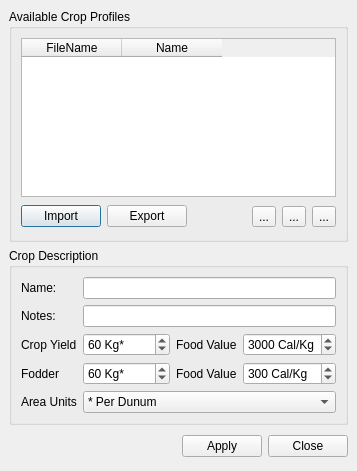
Before: the Qt Designer form src/ui/lacropmanagerbase.ui in arkygeek/landuseanalyst, drawn with Qt 5.
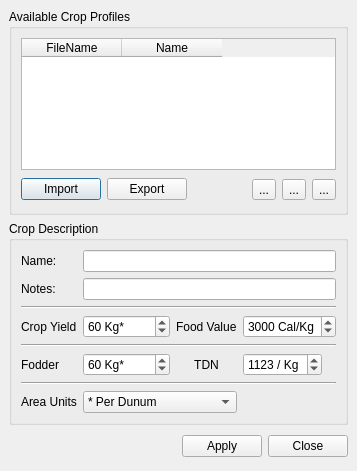
After: the same form once the commit is applied. Icons and pictures are not drawn.

Patch:
```diff
--- a/src/ui/lacropmanagerbase.ui
+++ b/src/ui/lacropmanagerbase.ui
@@ -22,6 +22,19 @@
    <property name="spacing" >
     <number>6</number>
    </property>
+   <item row="2" column="0" >
+    <spacer>
+     <property name="orientation" >
+      <enum>Qt::Horizontal</enum>
+     </property>
+     <property name="sizeHint" >
+      <size>
+       <width>31</width>
+       <height>31</height>
+      </size>
+     </property>
+    </spacer>
+   </item>
    <item row="1" column="0" colspan="3" >
     <widget class="QGroupBox" name="groupBoxPlantDescription" >
      <property name="whatsThis" >
@@ -41,7 +54,20 @@
       <property name="spacing" >
        <number>6</number>
       </property>
-      <item row="4" column="1" colspan="3" >
+      <item row="7" column="3" >
+       <spacer>
+        <property name="orientation" >
+         <enum>Qt::Horizontal</enum>
+        </property>
+        <property name="sizeHint" >
+         <size>
+          <width>40</width>
+          <height>20</height>
+         </size>
+        </property>
+       </spacer>
+      </item>
+      <item row="7" column="1" colspan="2" >
        <widget class="QComboBox" name="comboBoxYieldUnits" >
         <property name="sizePolicy" >
          <sizepolicy>
@@ -76,11 +102,109 @@
         </item>
        </widget>
       </item>
+      <item row="6" column="0" colspan="4" >
+       <widget class="Line" name="line_3" >
+        <property name="orientation" >
+         <enum>Qt::Horizontal</enum>
+        </property>
+       </widget>
+      </item>
+      <item row="2" column="0" colspan="4" >
+       <widget class="Line" name="line_2" >
+        <property name="orientation" >
+         <enum>Qt::Horizontal</enum>
+        </property>
+       </widget>
+      </item>
+      <item row="4" column="0" colspan="4" >
+       <widget class="Line" name="line" >
+        <property name="orientation" >
+         <enum>Qt::Horizontal</enum>
+        </property>
+       </widget>
+      </item>
+      <item row="7" column="0" >
+       <widget class="QLabel" name="label_3" >
+        <property name="text" >
+         <string>Area Units</string>
+        </property>
+       </widget>
+      </item>
+      <item row="0" column="0" >
+       <widget class="QLabel" name="label" >
+        <property name="text" >
+         <string>Name:</string>
+        </property>
+       </widget>
+      </item>
+      <item row="1" column="0" >
+       <widget class="QLabel" name="label_4" >
+        <property name="text" >
+         <string>Notes:</string>
+        </property>
+       </widget>
+      </item>
+      <item row="0" column="1" colspan="3" >
+       <widget class="QLineEdit" name="leName" >
+        <property name="whatsThis" >
+         <string>&lt;html>&lt;head>&lt;meta name="qrichtext" content="1" />&lt;style type="text/css">
+p, li { white-space: pre-wrap; }
+&lt;/style>&lt;/head>&lt;body style=" font-family:'Sans Serif'; font-size:9pt; font-weight:400; font-style:normal; text-decoration:none;">
+&lt;p style=" margin-top:0px; margin-bottom:0px; margin-left:0px; margin-right:0px; -qt-block-indent:0; text-indent:0px;">Enter the name of the crop you are defining in this field. You do not need a unique name. You can have, for example, 10 crops defined, all named "Wheat". LandUse Analyst uses a special method of saving the crops to eliminate the issue of duplicate filenames.&lt;/p>&lt;/body>&lt;/html></string>
+        </property>
+       </widget>
+      </item>
+      <item row="1" column="1" colspan="3" >
+       <widget class="QLineEdit" name="leDescription" >
+        <property name="whatsThis" >
+         <string>&lt;html>&lt;head>&lt;meta name="qrichtext" content="1" />&lt;style type="text/css">
+p, li { white-space: pre-wrap; }
+&lt;/style>&lt;/head>&lt;body style=" font-family:'Sans Serif'; font-size:9pt; font-weight:400; font-style:normal; text-decoration:none;">
+&lt;p style=" margin-top:0px; margin-bottom:0px; margin-left:0px; margin-right:0px; -qt-block-indent:0; text-indent:0px;">Because LandUse Analyst allows more than one type of crop to be defined, the Notes: field allows you to give a brief description of the the crop. For example, you may have two "Wheat" crops defined, and the Notes: fields could contain "Hard Red" and "Soft White" to distinguish between them.&lt;/p>&lt;/body>&lt;/html></string>
+        </property>
+       </widget>
+      </item>
+      <item row="3" column="3" >
+       <widget class="QSpinBox" name="spinBoxCropCalories" >
+        <property name="sizePolicy" >
+         <sizepolicy>
+          <hsizetype>0</hsizetype>
+          <vsizetype>0</vsizetype>
+          <horstretch>0</horstretch>
+          <verstretch>0</verstretch>
+         </sizepolicy>
+        </property>
+        <property name="toolTip" >
+         <string>&lt;html>&lt;head>&lt;meta name="qrichtext" content="1" />&lt;style type="text/css">
+p, li { white-space: pre-wrap; }
+&lt;/style>&lt;/head>&lt;body style=" font-family:'Sans Serif'; font-size:9pt; font-weight:400; font-style:normal; text-decoration:none;">
+&lt;p style=" margin-top:0px; margin-bottom:0px; margin-left:0px; margin-right:0px; -qt-block-indent:0; text-indent:0px;">The number of calories in 1 Kg of that part of the crop which is eaten (ie. the grain or fruit). &lt;/p>&lt;/body>&lt;/html></string>
+        </property>
+        <property name="whatsThis" >
+         <string>&lt;html>&lt;head>&lt;meta name="qrichtext" content="1" />&lt;style type="text/css">
+p, li { white-space: pre-wrap; }
+&lt;/style>&lt;/head>&lt;body style=" font-family:'Sans Serif'; font-size:9pt; font-weight:400; font-style:normal; text-decoration:none;">
+&lt;p style="-qt-paragraph-type:empty; margin-top:0px; margin-bottom:0px; margin-left:0px; margin-right:0px; -qt-block-indent:0; text-indent:0px;">&lt;/p>&lt;/body>&lt;/html></string>
+        </property>
+        <property name="suffix" >
+         <string> Cal/Kg</string>
+        </property>
+        <property name="maximum" >
+         <number>5000</number>
+        </property>
+        <property name="minimum" >
+         <number>1</number>
+        </property>
+        <property name="value" >
+         <number>3000</number>
+        </property>
+       </widget>
+      </item>
       <item row="3" column="0" >
-       <widget class="QLabel" name="labelPlantDescription6" >
+       <widget class="QLabel" name="labelPlantDescription4" >
         <property name="sizePolicy" >
          <sizepolicy>
-          <hsizetype>1</hsizetype>
+          <hsizetype>5</hsizetype>
           <vsizetype>5</vsizetype>
           <horstretch>0</horstretch>
           <verstretch>0</verstretch>
@@ -99,7 +223,7 @@
 &lt;p style=" margin-top:0px; margin-bottom:0px; margin-left:0px; margin-right:0px; -qt-block-indent:0; text-indent:0px;">Fodder is the straw and chaff left after harvesting the grain.  Enter the number of Kilograms expected for this crop per (either) dunum or hectare&lt;/p>&lt;/body>&lt;/html></string>
         </property>
         <property name="text" >
-         <string>Fodder</string>
+         <string>Crop Yield</string>
         </property>
         <property name="textFormat" >
          <enum>Qt::AutoText</enum>
@@ -110,6 +234,95 @@
        </widget>
       </item>
       <item row="3" column="1" >
+       <widget class="QSpinBox" name="spinBoxCropYield" >
+        <property name="sizePolicy" >
+         <sizepolicy>
+          <hsizetype>7</hsizetype>
+          <vsizetype>0</vsizetype>
+          <horstretch>0</horstretch>
+          <verstretch>0</verstretch>
+         </sizepolicy>
+        </property>
+        <property name="toolTip" >
+         <string>&lt;html>&lt;head>&lt;meta name="qrichtext" content="1" />&lt;style type="text/css">
+p, li { white-space: pre-wrap; }
+&lt;/style>&lt;/head>&lt;body style=" font-family:'Sans Serif'; font-size:9pt; font-weight:400; font-style:normal; text-decoration:none;">
+&lt;p style=" margin-top:0px; margin-bottom:0px; margin-left:0px; margin-right:0px; -qt-block-indent:0; text-indent:0px;">Yield of Crop&lt;/p>&lt;/body>&lt;/html></string>
+        </property>
+        <property name="whatsThis" >
+         <string>&lt;html>&lt;head>&lt;meta name="qrichtext" content="1" />&lt;style type="text/css">
+p, li { white-space: pre-wrap; }
+&lt;/style>&lt;/head>&lt;body style=" font-family:'Sans Serif'; font-size:9pt; font-weight:400; font-style:normal; text-decoration:none;">
+&lt;p style=" margin-top:0px; margin-bottom:0px; margin-left:0px; margin-right:0px; -qt-block-indent:0; text-indent:0px;">Here you must enter what you think the average yield for the crop would have been. This is a measure of Kg produced per the given area of sown land.&lt;/p>&lt;/body>&lt;/html></string>
+        </property>
+        <property name="suffix" >
+         <string> Kg*</string>
+        </property>
+        <property name="maximum" >
+         <number>400</number>
+        </property>
+        <property name="value" >
+         <number>60</number>
+        </property>
+       </widget>
+      </item>
+      <item row="3" column="2" >
+       <widget class="QLabel" name="label_2" >
+        <property name="text" >
+         <string>Food Value</string>
+        </property>
+       </widget>
+      </item>
+      <item row="5" column="3" >
+       <widget class="QSpinBox" name="spinBoxCropFodderTDN" >
+        <property name="sizePolicy" >
+         <sizepolicy>
+          <hsizetype>0</hsizetype>
+          <vsizetype>0</vsizetype>
+          <horstretch>0</horstretch>
+          <verstretch>0</verstretch>
+         </sizepolicy>
+        </property>
+        <property name="toolTip" >
+         <string>&lt;html>&lt;head>&lt;meta name="qrichtext" content="1" />&lt;style type="text/css">
+p, li { white-space: pre-wrap; }
+&lt;/style>&lt;/head>&lt;body style=" font-family:'Sans Serif'; font-size:9pt; font-weight:400; font-style:normal; text-decoration:none;">
+&lt;p style=" margin-top:0px; margin-bottom:0px; margin-left:0px; margin-right:0px; -qt-block-indent:0; text-indent:0px;">Calories per kilogram of fodder&lt;/p>&lt;/body>&lt;/html></string>
+        </property>
+        <property name="whatsThis" >
+         <string>&lt;html>&lt;head>&lt;meta name="qrichtext" content="1" />&lt;style type="text/css">
+p, li { white-space: pre-wrap; }
+&lt;/style>&lt;/head>&lt;body style=" font-family:'Sans Serif'; font-size:9pt; font-weight:400; font-style:normal; text-decoration:none;">
+&lt;p style=" margin-top:0px; margin-bottom:0px; margin-left:0px; margin-right:0px; -qt-block-indent:0; text-indent:0px;">Food value of fodder when used as feed for domestic animals.  This is measured in calories per kilogram.&lt;/p>&lt;/body>&lt;/html></string>
+        </property>
+        <property name="suffix" >
+         <string> / Kg</string>
+        </property>
+        <property name="maximum" >
+         <number>5000</number>
+        </property>
+        <property name="minimum" >
+         <number>1</number>
+        </property>
+        <property name="singleStep" >
+         <number>10</number>
+        </property>
+        <property name="value" >
+         <number>1123</number>
+        </property>
+       </widget>
+      </item>
+      <item row="5" column="2" >
+       <widget class="QLabel" name="label_5" >
+        <property name="text" >
+         <string>TDN</string>
+        </property>
+        <property name="alignment" >
+         <set>Qt::AlignCenter</set>
+        </property>
+       </widget>
+      </item>
+      <item row="5" column="1" >
        <widget class="QSpinBox" name="spinBoxCropFodderProduction" >
         <property name="sizePolicy" >
          <sizepolicy>
@@ -144,101 +357,18 @@
         </property>
        </widget>
       </item>
-      <item row="3" column="2" >
-       <widget class="QLabel" name="label_5" >
-        <property name="text" >
-         <string>Food Value</string>
-        </property>
-       </widget>
-      </item>
-      <item row="3" column="3" >
-       <widget class="QSpinBox" name="spinBoxCropFodderCalories" >
+      <item row="5" column="0" >
+       <widget class="QLabel" name="labelPlantDescription6" >
         <property name="sizePolicy" >
          <sizepolicy>
-          <hsizetype>0</hsizetype>
-          <vsizetype>0</vsizetype>
-          <horstretch>0</horstretch>
-          <verstretch>0</verstretch>
-         </sizepolicy>
-        </property>
-        <property name="toolTip" >
-         <string>&lt;html>&lt;head>&lt;meta name="qrichtext" content="1" />&lt;style type="text/css">
-p, li { white-space: pre-wrap; }
-&lt;/style>&lt;/head>&lt;body style=" font-family:'Sans Serif'; font-size:9pt; font-weight:400; font-style:normal; text-decoration:none;">
-&lt;p style=" margin-top:0px; margin-bottom:0px; margin-left:0px; margin-right:0px; -qt-block-indent:0; text-indent:0px;">Calories per kilogram of fodder&lt;/p>&lt;/body>&lt;/html></string>
-        </property>
-        <property name="whatsThis" >
-         <string>&lt;html>&lt;head>&lt;meta name="qrichtext" content="1" />&lt;style type="text/css">
-p, li { white-space: pre-wrap; }
-&lt;/style>&lt;/head>&lt;body style=" font-family:'Sans Serif'; font-size:9pt; font-weight:400; font-style:normal; text-decoration:none;">
-&lt;p style=" margin-top:0px; margin-bottom:0px; margin-left:0px; margin-right:0px; -qt-block-indent:0; text-indent:0px;">Food value of fodder when used as feed for domestic animals.  This is measured in calories per kilogram.&lt;/p>&lt;/body>&lt;/html></string>
-        </property>
-        <property name="suffix" >
-         <string> Cal/Kg</string>
-        </property>
-        <property name="maximum" >
-         <number>5000</number>
-        </property>
-        <property name="minimum" >
-         <number>1</number>
-        </property>
-        <property name="value" >
-         <number>300</number>
-        </property>
-       </widget>
-      </item>
-      <item row="2" column="2" >
-       <widget class="QLabel" name="label_2" >
-        <property name="text" >
-         <string>Food Value</string>
-        </property>
-       </widget>
-      </item>
-      <item row="2" column="1" >
-       <widget class="QSpinBox" name="spinBoxCropYield" >
-        <property name="sizePolicy" >
-         <sizepolicy>
-          <hsizetype>7</hsizetype>
-          <vsizetype>0</vsizetype>
-          <horstretch>0</horstretch>
-          <verstretch>0</verstretch>
-         </sizepolicy>
-        </property>
-        <property name="toolTip" >
-         <string>&lt;html>&lt;head>&lt;meta name="qrichtext" content="1" />&lt;style type="text/css">
-p, li { white-space: pre-wrap; }
-&lt;/style>&lt;/head>&lt;body style=" font-family:'Sans Serif'; font-size:9pt; font-weight:400; font-style:normal; text-decoration:none;">
-&lt;p style=" margin-top:0px; margin-bottom:0px; margin-left:0px; margin-right:0px; -qt-block-indent:0; text-indent:0px;">Yield of Crop&lt;/p>&lt;/body>&lt;/html></string>
-        </property>
-        <property name="whatsThis" >
-         <string>&lt;html>&lt;head>&lt;meta name="qrichtext" content="1" />&lt;style type="text/css">
-p, li { white-space: pre-wrap; }
-&lt;/style>&lt;/head>&lt;body style=" font-family:'Sans Serif'; font-size:9pt; font-weight:400; font-style:normal; text-decoration:none;">
-&lt;p style=" margin-top:0px; margin-bottom:0px; margin-left:0px; margin-right:0px; -qt-block-indent:0; text-indent:0px;">Here you must enter what you think the average yield for the crop would have been. This is a measure of Kg produced per the given area of sown land.&lt;/p>&lt;/body>&lt;/html></string>
-        </property>
-        <property name="suffix" >
-         <string> Kg*</string>
-        </property>
-        <property name="maximum" >
-         <number>400</number>
-        </property>
-        <property name="value" >
-         <number>60</number>
-        </property>
-       </widget>
-      </item>
-      <item row="2" column="0" >
-       <widget class="QLabel" name="labelPlantDescription4" >
-        <property name="sizePolicy" >
-         <sizepolicy>
-          <hsizetype>5</hsizetype>
+          <hsizetype>1</hsizetype>
           <vsizetype>5</vsizetype>
           <horstretch>0</horstretch>
           <verstretch>0</verstretch>
          </sizepolicy>
         </property>
         <property name="text" >
-         <string>Crop Yield</string>
+         <string>Fodder</string>
         </property>
         <property name="textFormat" >
          <enum>Qt::AutoText</enum>
@@ -248,83 +378,6 @@
         </property>
        </widget>
       </item>
-      <item row="2" column="3" >
-       <widget class="QSpinBox" name="spinBoxCropCalories" >
-        <property name="sizePolicy" >
-         <sizepolicy>
-          <hsizetype>0</hsizetype>
-          <vsizetype>0</vsizetype>
-          <horstretch>0</horstretch>
-          <verstretch>0</verstretch>
-         </sizepolicy>
-        </property>
-        <property name="toolTip" >
-         <string>&lt;html>&lt;head>&lt;meta name="qrichtext" content="1" />&lt;style type="text/css">
-p, li { white-space: pre-wrap; }
-&lt;/style>&lt;/head>&lt;body style=" font-family:'Sans Serif'; font-size:9pt; font-weight:400; font-style:normal; text-decoration:none;">
-&lt;p style=" margin-top:0px; margin-bottom:0px; margin-left:0px; margin-right:0px; -qt-block-indent:0; text-indent:0px;">The number of calories in 1 Kg of that part of the crop which is eaten (ie. the grain or fruit). &lt;/p>&lt;/body>&lt;/html></string>
-        </property>
-        <property name="whatsThis" >
-         <string>&lt;html>&lt;head>&lt;meta name="qrichtext" content="1" />&lt;style type="text/css">
-p, li { white-space: pre-wrap; }
-&lt;/style>&lt;/head>&lt;body style=" font-family:'Sans Serif'; font-size:9pt; font-weight:400; font-style:normal; text-decoration:none;">
-&lt;p style="-qt-paragraph-type:empty; margin-top:0px; margin-bottom:0px; margin-left:0px; margin-right:0px; -qt-block-indent:0; text-indent:0px;">&lt;/p>&lt;/body>&lt;/html></string>
-        </property>
-        <property name="suffix" >
-         <string> Cal/Kg</string>
-        </property>
-        <property name="maximum" >
-         <number>5000</number>
-        </property>
-        <property name="minimum" >
-         <number>1</number>
-        </property>
-        <property name="value" >
-         <number>3000</number>
-        </property>
-       </widget>
-      </item>
-      <item row="1" column="1" colspan="3" >
-       <widget class="QLineEdit" name="leDescription" >
-        <property name="whatsThis" >
-         <string>&lt;html>&lt;head>&lt;meta name="qrichtext" content="1" />&lt;style type="text/css">
-p, li { white-space: pre-wrap; }
-&lt;/style>&lt;/head>&lt;body style=" font-family:'Sans Serif'; font-size:9pt; font-weight:400; font-style:normal; text-decoration:none;">
-&lt;p style=" margin-top:0px; margin-bottom:0px; margin-left:0px; margin-right:0px; -qt-block-indent:0; text-indent:0px;">Because LandUse Analyst allows more than one type of crop to be defined, the Notes: field allows you to give a brief description of the the crop. For example, you may have two "Wheat" crops defined, and the Notes: fields could contain "Hard Red" and "Soft White" to distinguish between them.&lt;/p>&lt;/body>&lt;/html></string>
-        </property>
-       </widget>
-      </item>
-      <item row="0" column="1" colspan="3" >
-       <widget class="QLineEdit" name="leName" >
-        <property name="whatsThis" >
-         <string>&lt;html>&lt;head>&lt;meta name="qrichtext" content="1" />&lt;style type="text/css">
-p, li { white-space: pre-wrap; }
-&lt;/style>&lt;/head>&lt;body style=" font-family:'Sans Serif'; font-size:9pt; font-weight:400; font-style:normal; text-decoration:none;">
-&lt;p style=" margin-top:0px; margin-bottom:0px; margin-left:0px; margin-right:0px; -qt-block-indent:0; text-indent:0px;">Enter the name of the crop you are defining in this field. You do not need a unique name. You can have, for example, 10 crops defined, all named "Wheat". LandUse Analyst uses a special method of saving the crops to eliminate the issue of duplicate filenames.&lt;/p>&lt;/body>&lt;/html></string>
-        </property>
-       </widget>
-      </item>
-      <item row="1" column="0" >
-       <widget class="QLabel" name="label_4" >
-        <property name="text" >
-         <string>Notes:</string>
-        </property>
-       </widget>
-      </item>
-      <item row="0" column="0" >
-       <widget class="QLabel" name="label" >
-        <property name="text" >
-         <string>Name:</string>
-        </property>
-       </widget>
-      </item>
-      <item row="4" column="0" >
-       <widget class="QLabel" name="label_3" >
-        <property name="text" >
-         <string>Area Units</string>
-        </property>
-       </widget>
-      </item>
      </layout>
     </widget>
    </item>
@@ -524,19 +577,6 @@
      </property>
     </widget>
    </item>
-   <item row="2" column="0" >
-    <spacer>
-     <property name="orientation" >
-      <enum>Qt::Horizontal</enum>
-     </property>
-     <property name="sizeHint" >
-      <size>
-       <width>31</width>
-       <height>31</height>
-      </size>
-     </property>
-    </spacer>
-   </item>
   </layout>
  </widget>
  <tabstops>
```
Left out of the diff: 26 changed lines with no effect on the pictures.
